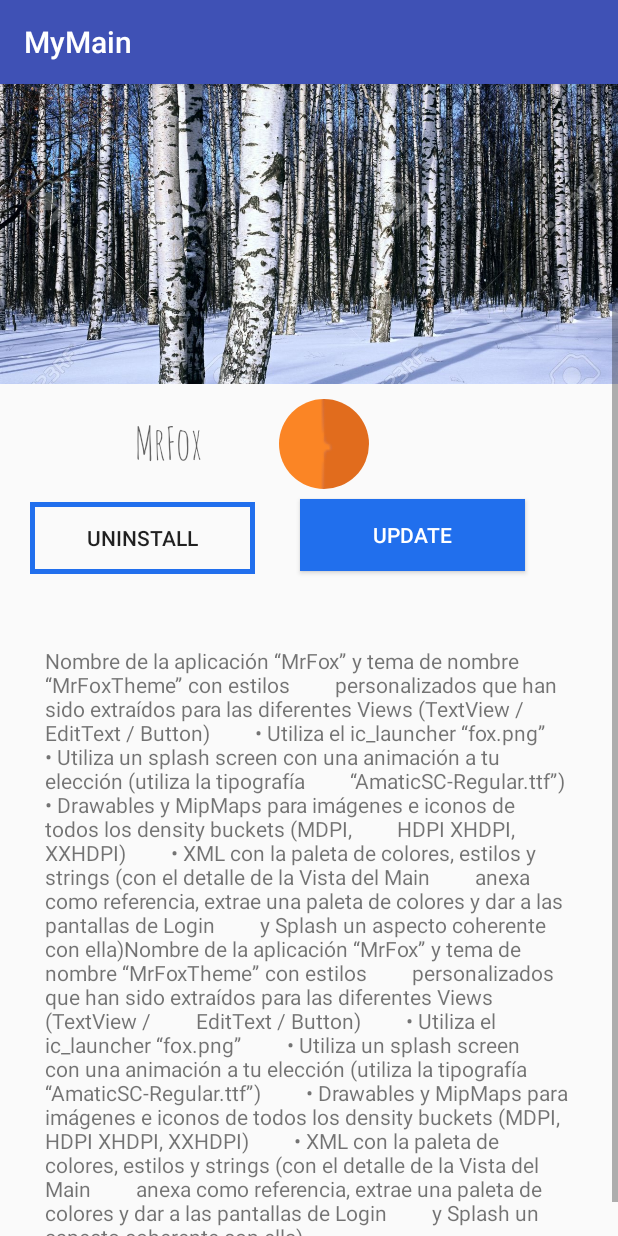
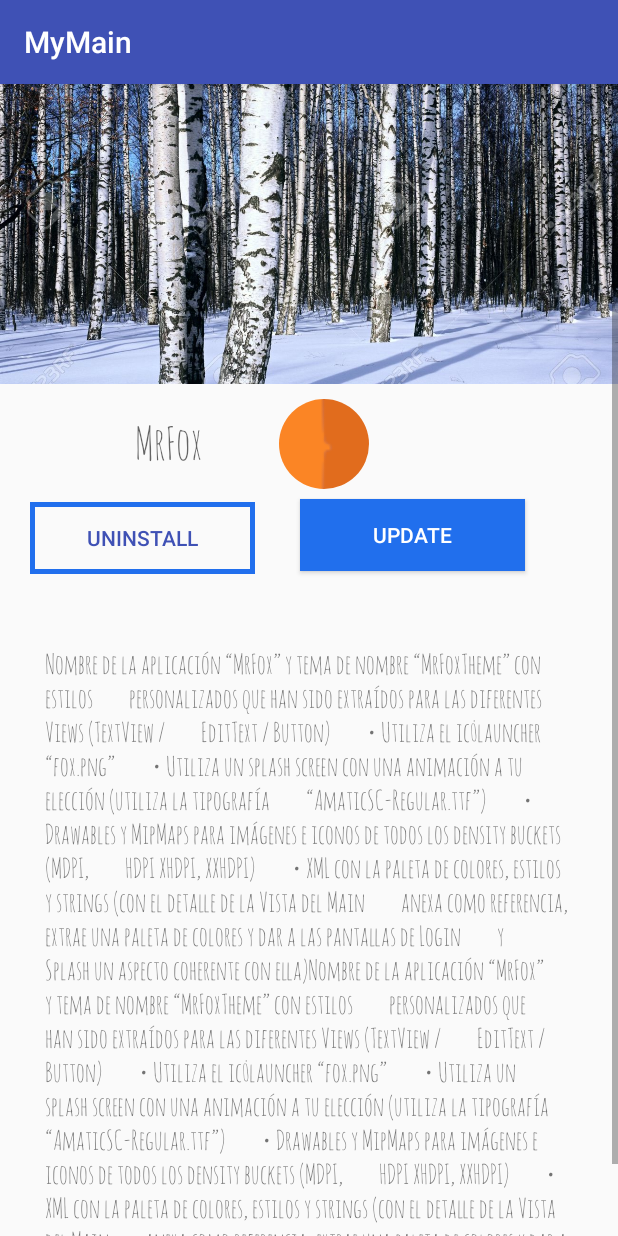
Before and after one commit to CarlosOrtizMenendez/PruebaT2CarlosOrtiz, an Android app: the MyMain screen opened directly, with no data from a screen before it, on a phone screen of 412 x 824 dp. Run offline under Robolectric (Android 15) with nearby library versions, the phone set to English and light mode, and no system bars; plain views replace CircularImageView.

Commit message:
commit final

```diff
--- a/app/src/main/AndroidManifest.xml
+++ b/app/src/main/AndroidManifest.xml
@@ -4,7 +4,7 @@
 
     <application
         android:allowBackup="true"
-        android:icon="@mipmap/ic_launcher"
+        android:icon="@drawable/fox"
         android:label="@string/app_name"
         android:roundIcon="@mipmap/ic_launcher_round"
         android:supportsRtl="true"
--- a/app/src/main/java/com/example/pestar/pruebat2carlosortiz/MyMain.java
+++ b/app/src/main/java/com/example/pestar/pruebat2carlosortiz/MyMain.java
@@ -12,6 +12,7 @@ public class MyMain extends AppCompatActivity {
 
     private TextView mrfox;
     private SwipeRefreshLayout swipe;
+    private TextView texto;
     @Override
     protected void onCreate(Bundle savedInstanceState) {
         super.onCreate(savedInstanceState);
@@ -19,7 +20,9 @@ public class MyMain extends AppCompatActivity {
         Typeface face=Typeface.createFromAsset(getAssets(),"fonts/AmaticSC-Regular.ttf");
         swipe = (SwipeRefreshLayout) findViewById(R.id.swipe_container);
         mrfox = (TextView) findViewById(R.id.tv_MrFox);
+        texto = (TextView) findViewById(R.id.tv_texto);
         mrfox.setTypeface(face);
+        texto.setTypeface(face);
         Toolbar toolbar = (Toolbar) findViewById(R.id.toolbar);
         setSupportActionBar(toolbar);
 
--- a/app/src/main/res/layout/content_my_main.xml
+++ b/app/src/main/res/layout/content_my_main.xml
@@ -57,7 +57,8 @@
                 android:layout_marginLeft="20dp"
                 android:layout_marginTop="20dp"
                 android:background="@drawable/button_custom"
-                android:text="Uninstall" />
+                android:text="Uninstall"
+                android:textColor="@color/colorPrimary"/>
 
             <Button
                 android:layout_width="150dp"
@@ -71,6 +72,7 @@
             <TextView
                 android:id="@+id/tv_texto"
                 android:layout_width="match_parent"
+                android:textSize="18dp"
                 android:layout_height="wrap_content"
                 android:layout_marginLeft="30dp"
                 android:layout_marginRight="30dp"
--- a/app/src/main/res/mipmap-anydpi-v26/ic_launcher.xml
+++ b/app/src/main/res/mipmap-anydpi-v26/ic_launcher.xml
@@ -1,5 +1,5 @@
 <?xml version="1.0" encoding="utf-8"?>
 <adaptive-icon xmlns:android="http://schemas.android.com/apk/res/android">
-    <background android:drawable="@drawable/ic_launcher_background"/>
-    <foreground android:drawable="@drawable/ic_launcher_foreground"/>
+    <background android:drawable="@drawable/fox"/>
+    <foreground android:drawable="@drawable/fox"/>
 </adaptive-icon>
--- a/app/src/main/res/mipmap-anydpi-v26/ic_launcher_round.xml
+++ b/app/src/main/res/mipmap-anydpi-v26/ic_launcher_round.xml
@@ -1,5 +1,5 @@
 <?xml version="1.0" encoding="utf-8"?>
 <adaptive-icon xmlns:android="http://schemas.android.com/apk/res/android">
-    <background android:drawable="@drawable/ic_launcher_background"/>
-    <foreground android:drawable="@drawable/ic_launcher_foreground"/>
+    <background android:drawable="@drawable/fox"/>
+    <foreground android:drawable="@drawable/fox"/>
 </adaptive-icon>
```
Also changed, not shown: 1 other file.
